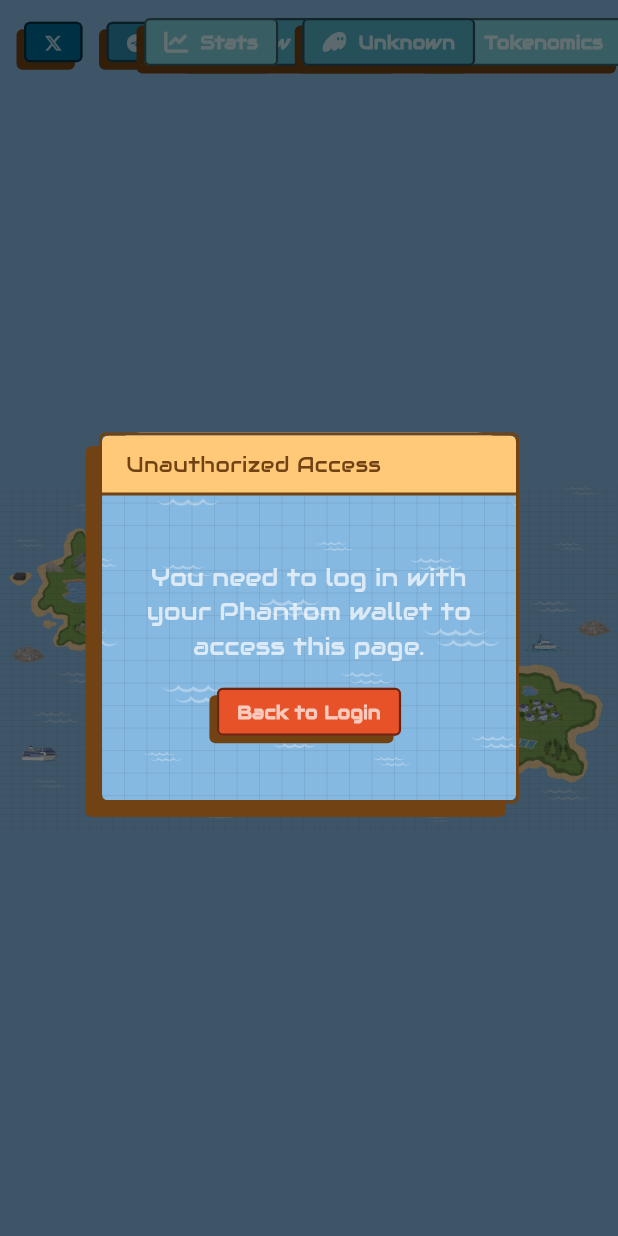
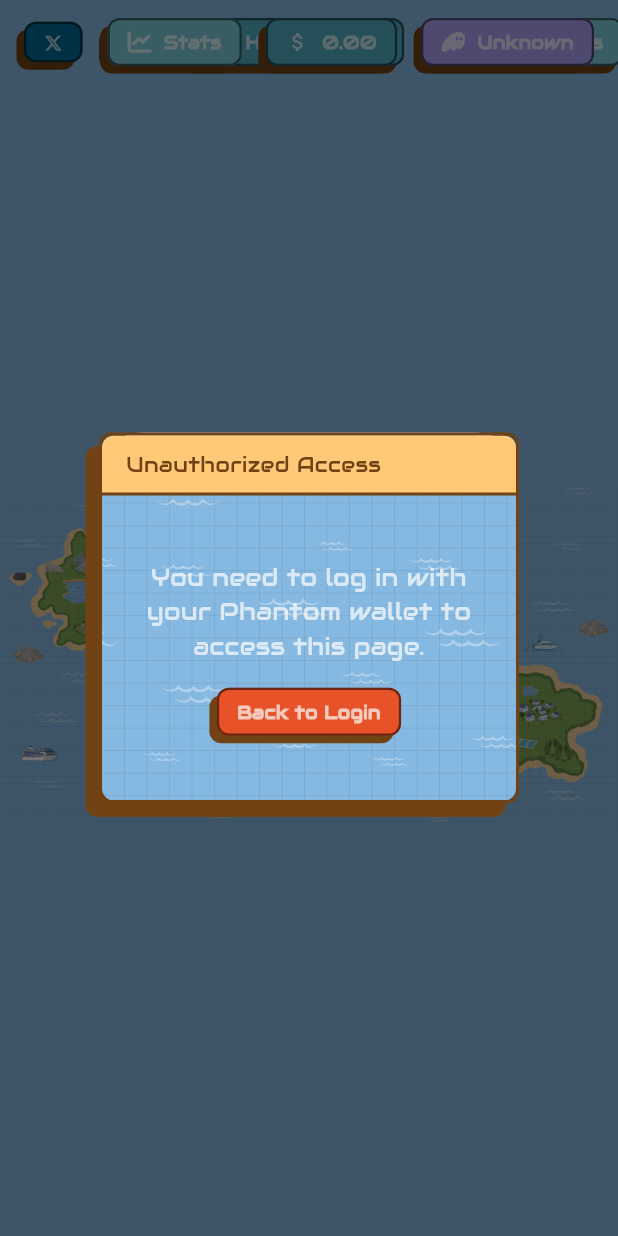
Before and after one commit to romaklym/isla_solara, a Flutter app: the MapScreen screen opened by its route, on a phone screen of 412 x 824 dp. Run offline on Flutter 3.47's test engine with Material 3 defaults, Android fonts, the phone set to English and light mode, and no system bars; our stand-ins replace cloud_firestore, firebase_core, flutter_svg, font_awesome_flutter, go_router; missing offline and left inert: dart:js, flutter_cube; accounts and stored records are empty.

Commit message:
updated main screen greeting, updated ui to be more rounded rom 4 to 8, made images less resolution

```diff
--- a/lib/dialogs/how_to_play.dart
+++ b/lib/dialogs/how_to_play.dart
@@ -24,7 +24,7 @@
         height: height,
         decoration: BoxDecoration(
           color: const Color(0xFF86b9e1), // Blue passport color
-          borderRadius: BorderRadius.circular(4),
+          borderRadius: BorderRadius.circular(8),
           border: Border.all(
             color: const Color(0xFF704214), // Retro brown color
             width: 2.0,
@@ -38,7 +38,7 @@
           ],
         ),
         child: ClipRRect(
-          borderRadius: BorderRadius.circular(4),
+          borderRadius: BorderRadius.circular(8),
           child: Stack(
             children: [
               Column(
--- a/lib/dialogs/tokenomics.dart
+++ b/lib/dialogs/tokenomics.dart
@@ -22,7 +22,7 @@
         height: height,
         decoration: BoxDecoration(
           color: Colors.transparent, // Transparent to show background image
-          borderRadius: BorderRadius.circular(4),
+          borderRadius: BorderRadius.circular(8),
           border: Border.all(
             color: const Color(0xFF704214), // Retro brown color
             width: 2.0,
@@ -36,7 +36,7 @@
           ],
         ),
         child: ClipRRect(
-          borderRadius: BorderRadius.circular(4),
+          borderRadius: BorderRadius.circular(8),
           child: Stack(
             children: [
               // Background Image
@@ -60,7 +60,7 @@
                     decoration: BoxDecoration(
                       color: const Color(0xFFFFC978), // Retro yellow-orange
                       borderRadius: const BorderRadius.vertical(
-                        top: Radius.circular(4),
+                        top: Radius.circular(8),
                       ),
                       border: const Border(
                         bottom: BorderSide(
--- a/lib/dialogs/unauthorized_dialog.dart
+++ b/lib/dialogs/unauthorized_dialog.dart
@@ -17,7 +17,7 @@
         height: height,
         decoration: BoxDecoration(
           color: Colors.transparent,
-          borderRadius: BorderRadius.circular(4),
+          borderRadius: BorderRadius.circular(8),
           border: Border.all(
             color: const Color(0xFF704214), // Retro brown color
             width: 2.0,
@@ -31,7 +31,7 @@
           ],
         ),
         child: ClipRRect(
-          borderRadius: BorderRadius.circular(4),
+          borderRadius: BorderRadius.circular(8),
           child: Stack(
             children: [
               // Background Image
@@ -55,7 +55,7 @@
                     decoration: BoxDecoration(
                       color: const Color(0xFFFFC978), // Retro yellow-orange
                       borderRadius: const BorderRadius.vertical(
-                        top: Radius.circular(4),
+                        top: Radius.circular(8),
                       ),
                       border: const Border(
                         bottom: BorderSide(
--- a/lib/responsive/mobile_screen.dart
+++ b/lib/responsive/mobile_screen.dart
@@ -105,7 +105,7 @@
                 padding: const EdgeInsets.symmetric(horizontal: 32.0),
                 child: Container(
                   decoration: BoxDecoration(
-                    borderRadius: BorderRadius.circular(4),
+                    borderRadius: BorderRadius.circular(8),
                     boxShadow: [
                       BoxShadow(
                         color: const Color(0xFF704214),
@@ -120,7 +120,7 @@
                     decoration: BoxDecoration(
                       color: Color(0xFFf4683d), // Use determined button color
                       border: Border.all(color: Colors.black54, width: 1.5),
-                      borderRadius: BorderRadius.circular(4),
+                      borderRadius: BorderRadius.circular(8),
                     ),
                     child: Column(
                       mainAxisSize: MainAxisSize.min,
--- a/lib/screens/globe_widget.dart
+++ b/lib/screens/globe_widget.dart
@@ -99,7 +99,6 @@
   @override
   Widget build(BuildContext context) {
     return Scaffold(
-      backgroundColor: Colors.black,
       body: Cube(onSceneCreated: _onSceneCreated),
     );
   }
--- a/lib/screens/map_screen.dart
+++ b/lib/screens/map_screen.dart
@@ -149,7 +149,6 @@
           Padding(
             padding: const EdgeInsets.only(right: 16.0),
             child: SizedBox(
-              width: 300,
               child: Row(
                 children: [
                   CustomButton(
@@ -165,6 +164,15 @@
                   ),
                   CustomButton(
                     color: Color(0xFF51ACC2),
+                    onTap: () {},
+                    icon: Icons.attach_money,
+                    label: widget.tokenBalance.toStringAsFixed(2),
+                  ),
+                  SizedBox(
+                    width: 16.0,
+                  ),
+                  CustomButton(
+                    color: Color(0xFFAB9FF2),
                     onTap: () {},
                     svgPath: "assets/Phantom.svg",
                     label: widget.publicKey.isNotEmpty
--- a/lib/widgets/copy_text.dart
+++ b/lib/widgets/copy_text.dart
@@ -33,7 +33,7 @@
             behavior: SnackBarBehavior.floating,
             backgroundColor: const Color(0xFF51ACC2), // Styling
             shape: RoundedRectangleBorder(
-              borderRadius: BorderRadius.circular(4),
+              borderRadius: BorderRadius.circular(8),
               side: const BorderSide(color: Colors.black54, width: 2),
             ),
             content: const Text(
@@ -53,7 +53,7 @@
         width: contWidth,
         decoration: BoxDecoration(
           color: const Color(0xFF51ACC2),
-          borderRadius: BorderRadius.circular(4),
+          borderRadius: BorderRadius.circular(8),
           border: Border.all(
             color: const Color(0xFF704214),
             width: 2.0,
--- a/lib/widgets/custom_button.dart
+++ b/lib/widgets/custom_button.dart
@@ -46,7 +46,7 @@
 
     return Container(
       decoration: BoxDecoration(
-        borderRadius: BorderRadius.circular(4),
+        borderRadius: BorderRadius.circular(8),
         boxShadow: [
           BoxShadow(
             color: const Color(0xFF704214), // Shadow color
@@ -62,7 +62,7 @@
           decoration: BoxDecoration(
             color: buttonColor, // Use determined button color
             border: Border.all(color: Colors.black54, width: 1.5),
-            borderRadius: BorderRadius.circular(4),
+            borderRadius: BorderRadius.circular(8),
           ),
           child: Row(
             mainAxisSize: MainAxisSize.min,
--- a/lib/widgets/square_info_dialog.dart
+++ b/lib/widgets/square_info_dialog.dart
@@ -79,7 +79,7 @@
         height: height,
         decoration: BoxDecoration(
           color: Colors.transparent,
-          borderRadius: BorderRadius.circular(4),
+          borderRadius: BorderRadius.circular(8),
           border: Border.all(
             color: const Color(0xFF704214),
             width: 2.0,
@@ -93,7 +93,7 @@
           ],
         ),
         child: ClipRRect(
-          borderRadius: BorderRadius.circular(4),
+          borderRadius: BorderRadius.circular(8),
           child: Stack(
             children: [
               Positioned.fill(
@@ -115,7 +115,7 @@
                     decoration: BoxDecoration(
                       color: const Color(0xFFFFC978), // Retro yellow-orange
                       borderRadius: const BorderRadius.vertical(
-                        top: Radius.circular(4),
+                        top: Radius.circular(8),
                       ),
                       border: const Border(
                         bottom: BorderSide(
--- a/lib/widgets/svg_button.dart
+++ b/lib/widgets/svg_button.dart
@@ -45,7 +45,7 @@
         padding: const EdgeInsets.symmetric(horizontal: 8.0, vertical: 4.0),
         decoration: BoxDecoration(
           color: buttonColor,
-          borderRadius: BorderRadius.circular(4),
+          borderRadius: BorderRadius.circular(8),
           border: Border.all(
             color: const Color(0xFF704214),
             width: 2.0,
```
Also changed, not shown: lib/responsive/map_toggle_screen.dart (+8 -8 lines), lib/widgets/start_button.dart (+9 -9 lines), assets/2k_stars.jpg, assets/4096_earth.jpg, assets/4096_night_lights.jpg, assets/positioned.png, 1 other file.
